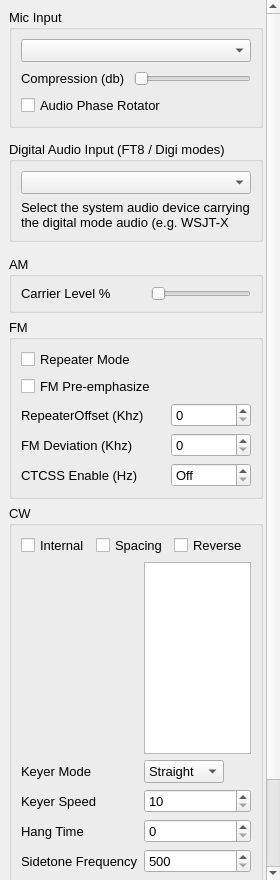
Old version of the form src/UI/tx_settings_dialog.ui in the repository zl2brg/cudaSDR.
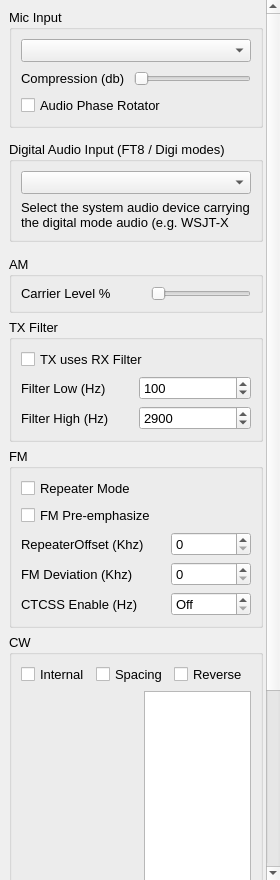
New version of the form.

Commit message: feat(tx): align TX filter bandwidth with deskHPSDR and remove unused radio widget

```diff
--- a/src/UI/tx_settings_dialog.ui
+++ b/src/UI/tx_settings_dialog.ui
@@ -213,6 +213,77 @@
      </layout>
     </widget>
    </item>
+   <item>
+    <widget class="QGroupBox" name="groupBoxTxFilter">
+     <property name="title">
+      <string>TX Filter</string>
+     </property>
+     <layout class="QGridLayout" name="gridLayout_txFilter">
+      <item row="0" column="0" colspan="2">
+       <widget class="QCheckBox" name="tx_use_rx_filter">
+        <property name="text">
+         <string>TX uses RX Filter</string>
+        </property>
+        <property name="toolTip">
+         <string>When checked, the transmit filter automatically tracks the active receiver filter width.</string>
+        </property>
+       </widget>
+      </item>
+      <item row="1" column="0">
+       <widget class="QLabel" name="label_tx_filter_low">
+        <property name="text">
+         <string>Filter Low (Hz)</string>
+        </property>
+       </widget>
+      </item>
+      <item row="1" column="1">
+       <widget class="QSpinBox" name="tx_filter_low">
+        <property name="minimum">
+         <number>0</number>
+        </property>
+        <property name="maximum">
+         <number>8000</number>
+        </property>
+        <property name="singleStep">
+         <number>50</number>
+        </property>
+        <property name="value">
+         <number>100</number>
+        </property>
+        <property name="toolTip">
+         <string>Lower cutoff frequency in Hz (0 to 8000 Hz).</string>
+        </property>
+       </widget>
+      </item>
+      <item row="2" column="0">
+       <widget class="QLabel" name="label_tx_filter_high">
+        <property name="text">
+         <string>Filter High (Hz)</string>
+        </property>
+       </widget>
+      </item>
+      <item row="2" column="1">
+       <widget class="QSpinBox" name="tx_filter_high">
+        <property name="minimum">
+         <number>0</number>
+        </property>
+        <property name="maximum">
+         <number>8000</number>
+        </property>
+        <property name="singleStep">
+         <number>50</number>
+        </property>
+        <property name="value">
+         <number>2900</number>
+        </property>
+        <property name="toolTip">
+         <string>Upper cutoff frequency in Hz (0 to 8000 Hz).</string>
+        </property>
+       </widget>
+      </item>
+     </layout>
+    </widget>
+   </item>
    <item>
     <widget class="QGroupBox" name="groupBox_2">
      <property name="autoFillBackground">
```
The commit also changes 20 other files.
